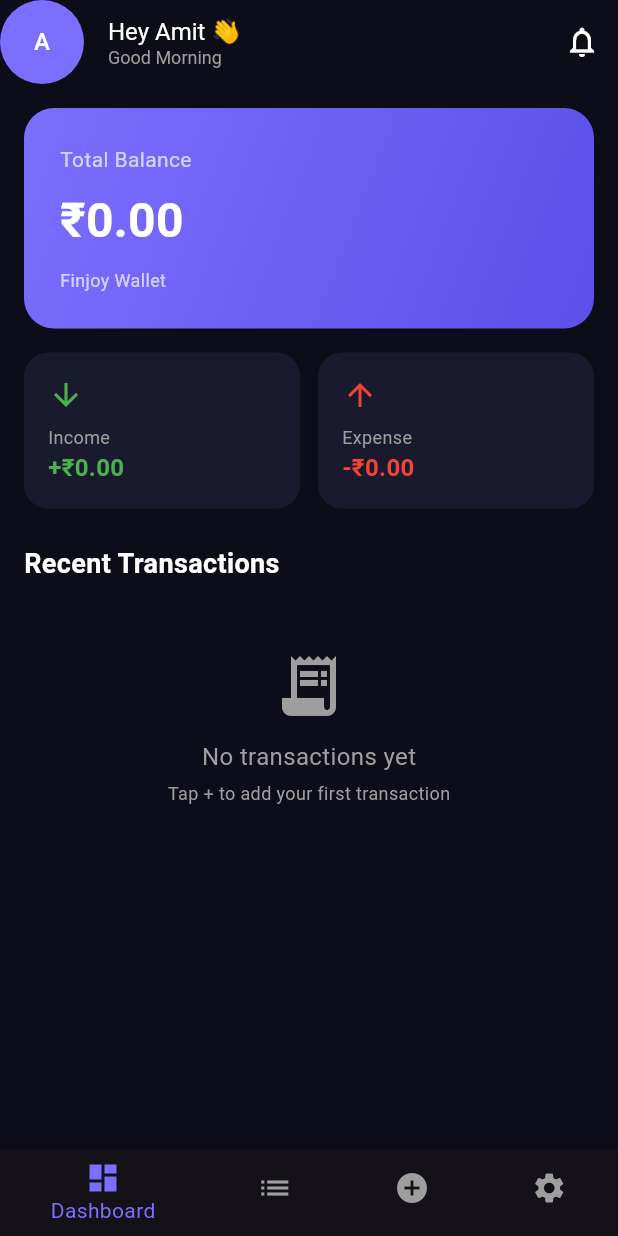
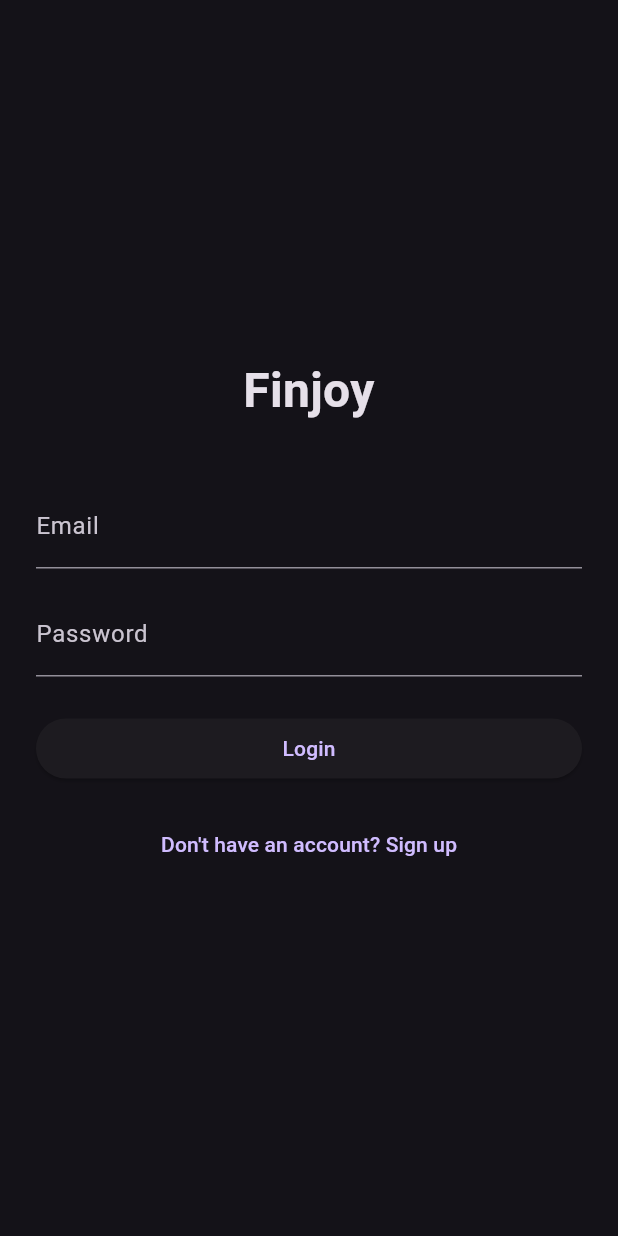
Before and after one commit to AmitKumarKoli67/finjoy, a Flutter app: the screen it shows after launch, on a phone screen of 412 x 824 dp. Run offline on Flutter 3.47's test engine with Material 3 defaults, Android fonts, the phone set to English and light mode, and no system bars; our stand-ins replace flutter_bloc, flutter_secure_storage, hive, hive_flutter; accounts and stored records are empty.

Commit message:
login/signup screens created and connecteed with auth properly

```diff
--- /dev/null
+++ b/lib/features/auth/screens/login_screen.dart
@@ -0,0 +1,125 @@
+import 'package:flutter/material.dart';
+import 'package:flutter_bloc/flutter_bloc.dart';
+import '../cubit/auth_cubit.dart';
+import 'signup_screen.dart';
+import '../../dashboard/screens/dashboard_screen.dart';
+
+class LoginScreen extends StatefulWidget {
+  const LoginScreen({super.key});
+
+  @override
+  State<LoginScreen> createState() => _LoginScreenState();
+}
+
+class _LoginScreenState extends State<LoginScreen> {
+  final _formKey = GlobalKey<FormState>();
+  final _emailController = TextEditingController();
+  final _passwordController = TextEditingController();
+
+  @override
+  void dispose() {
+    _emailController.dispose();
+    _passwordController.dispose();
+    super.dispose();
+  }
+
+  @override
+  Widget build(BuildContext context) {
+    return Scaffold(
+      body: SafeArea(
+        child: Padding(
+          padding: const EdgeInsets.all(24.0),
+          child: Form(
+            key: _formKey,
+            child: BlocConsumer<AuthCubit, AuthState>(
+              listener: (context, state) {
+                if (state is AuthAuthenticated) {
+                  Navigator.of(context).pushAndRemoveUntil(
+                    MaterialPageRoute(builder: (_) => const DashboardScreen()),
+                    (route) => false,
+                  );
+                } else if (state is AuthError) {
+                  ScaffoldMessenger.of(
+                    context,
+                  ).showSnackBar(SnackBar(content: Text(state.message)));
+                }
+              },
+              builder: (context, state) {
+                final isLoading = state is AuthLoading;
+
+                return Column(
+                  mainAxisAlignment: MainAxisAlignment.center,
+                  crossAxisAlignment: CrossAxisAlignment.stretch,
+                  children: [
+                    const Text(
+                      'Finjoy',
+                      textAlign: TextAlign.center,
+                      style: TextStyle(
+                        fontSize: 32,
+                        fontWeight: FontWeight.bold,
+                      ),
+                    ),
+                    const SizedBox(height: 40),
+                    TextFormField(
+                      controller: _emailController,
+                      decoration: const InputDecoration(labelText: 'Email'),
+                      keyboardType: TextInputType.emailAddress,
+                      validator: (value) {
+                        if (value == null || value.isEmpty)
+                          return 'Enter your email';
+                        if (!value.contains('@')) return 'Enter a valid email';
+                        return null;
+                      },
+                    ),
+                    const SizedBox(height: 16),
+                    TextFormField(
+                      controller: _passwordController,
+                      decoration: const InputDecoration(labelText: 'Password'),
+                      obscureText: true,
+                      validator: (value) {
+                        if (value == null || value.length < 6)
+                          return 'Min 6 characters';
+                        return null;
+                      },
+                    ),
+                    const SizedBox(height: 24),
+                    ElevatedButton(
+                      onPressed: isLoading
+                          ? null
+                          : () {
+                              if (_formKey.currentState!.validate()) {
+                                context.read<AuthCubit>().login(
+                                  _emailController.text.trim(),
+                                  _passwordController.text,
+                                );
+                              }
+                            },
+                      child: isLoading
+                          ? const SizedBox(
+                              height: 20,
+                              width: 20,
+                              child: CircularProgressIndicator(strokeWidth: 2),
+                            )
+                          : const Text('Login'),
+                    ),
+                    const SizedBox(height: 16),
+                    TextButton(
+                      onPressed: () {
+                        Navigator.of(context).push(
+                          MaterialPageRoute(
+                            builder: (_) => const SignupScreen(),
+                          ),
+                        );
+                      },
+                      child: const Text("Don't have an account? Sign up"),
+                    ),
+                  ],
+                );
+              },
+            ),
+          ),
+        ),
+      ),
+    );
+  }
+}
--- a/lib/main.dart
+++ b/lib/main.dart
@@ -1,8 +1,11 @@
 import 'package:flutter/material.dart';
 import 'package:flutter_bloc/flutter_bloc.dart';
 import 'package:hive_flutter/hive_flutter.dart';
+import 'core/services/api_service.dart';
 import 'data/models/transaction_model.dart';
 import 'data/repositories/transaction_repository.dart';
+import 'features/auth/cubit/auth_cubit.dart';
+import 'features/auth/repositories/auth_repository.dart';
 import 'features/splash/screens/splash_screen.dart';
 import 'features/transactions/cubit/transaction_cubit.dart';
 
@@ -19,8 +22,13 @@ class FinjoyApp extends StatelessWidget {
 
   @override
   Widget build(BuildContext context) {
-    return BlocProvider(
-      create: (_) => TransactionCubit(TransactionRepository()),
+    final apiService = ApiService();
+
+    return MultiBlocProvider(
+      providers: [
+        BlocProvider(create: (_) => AuthCubit(AuthRepository(apiService))),
+        BlocProvider(create: (_) => TransactionCubit(TransactionRepository())),
+      ],
       child: MaterialApp(
         title: 'Finjoy',
         debugShowCheckedModeBanner: false,
```
Also changed, not shown: lib/features/auth/screens/signup_screen.dart (added, +112 -0 lines), lib/features/splash/screens/splash_screen.dart (+15 -4 lines).
